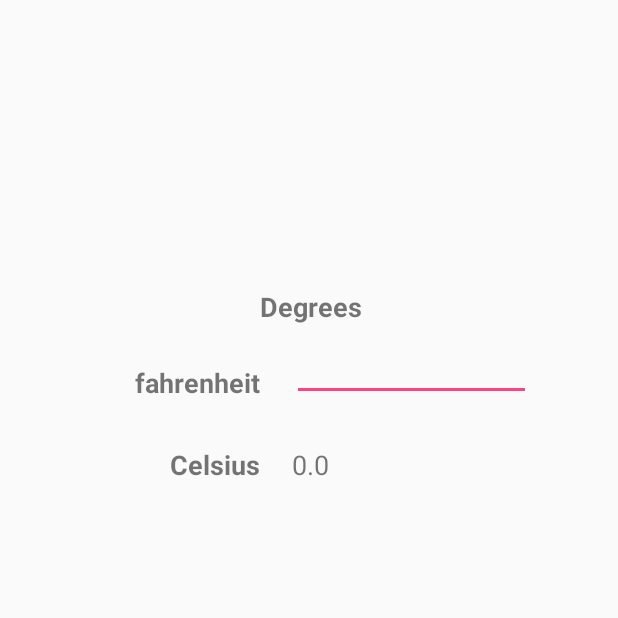
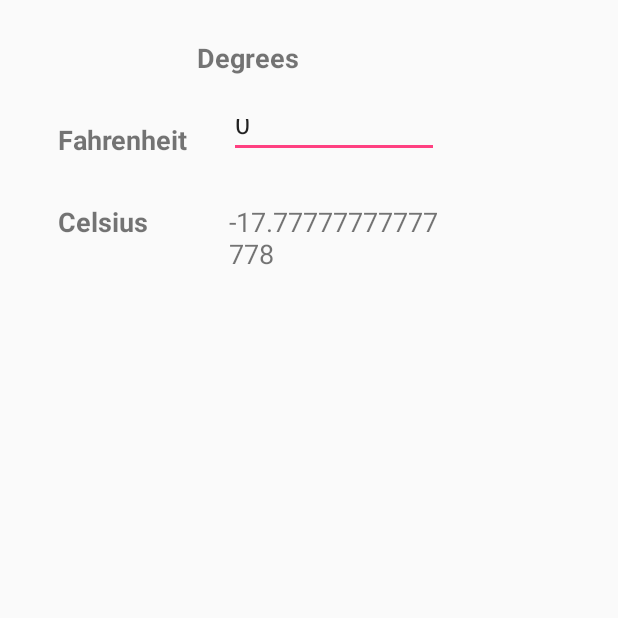
Before and after one commit to seaukara/TempConverter, an Android app: the screen it shows after launch (MainActivity), on a phone screen of 412 x 824 dp, the top half of it. Run offline under Robolectric (Android 15) with nearby library versions, the phone set to English and light mode, and no system bars.

Commit message:
Initial commit

```diff
--- a/app/src/main/java/com/sc/karamanseau/tempconverter/MainActivity.java
+++ b/app/src/main/java/com/sc/karamanseau/tempconverter/MainActivity.java
@@ -10,7 +10,7 @@ import android.widget.EditText;
 import android.widget.TextView;
 import android.widget.TextView.OnEditorActionListener;
 import android.content.SharedPreferences.Editor;
-
+import java.text.DecimalFormat;
 
 public class MainActivity extends Activity
         implements OnEditorActionListener {
@@ -43,7 +43,7 @@ public class MainActivity extends Activity
     public void onPause() {
         // save the instance variables
         Editor editor = savedValues.edit();
-        editor.putString("fahrenheit", fahrenheit);
+        editor.putString("fahrenheit", "");
         editor.apply();
 
         super.onPause();
@@ -55,7 +55,7 @@ public class MainActivity extends Activity
         super.onResume();
 
         // get the instance variables
-        fahrenheit = savedValues.getString("fahrenheit", "");
+        fahrenheit = savedValues.getString("fahrenheit", "0");
 
 
         // set the bill amount on its widget
@@ -70,17 +70,30 @@ public class MainActivity extends Activity
         // get the temp in degrees fahrenheit
         fahrenheit = tempInput.getText().toString();
         double celsiusValue;
-
+        String tempOut;
         // calculate celsius
         if (fahrenheit.equals("")) {
-            celsiusValue = 0;
+
+            tempOut = "0";
         }
         else {
-            celsiusValue = ((Double.parseDouble(fahrenheit)-32)/1.8);
+            celsiusValue = ((Double.parseDouble(fahrenheit) - 32) / 1.8);
+
+            try {
+                DecimalFormat numberFormat = new DecimalFormat("#.00");
+
+
+                // display the other results with formatting
+                tempOut = Double.toString(celsiusValue);
+                if (tempOut.contains(".")) {
+                    tempOut = numberFormat.format(tempOut);
+                }
+
+            } catch (Exception e) {
+                tempOut = Double.toString(celsiusValue);
+            }
+
         }
-
-        // display the other results with formatting
-        String tempOut = Double.toString(celsiusValue);
         celsius.setText(tempOut);
 
     }
@@ -94,4 +107,6 @@ public class MainActivity extends Activity
         return false;
     }
 
+
+
 }
--- a/app/src/main/res/layout/activity_main.xml
+++ b/app/src/main/res/layout/activity_main.xml
@@ -9,10 +9,10 @@
     tools:layout_editor_absoluteX="0dp">
 
     <RelativeLayout
-        android:layout_width="343dp"
-        android:layout_height="487dp"
-        app:layout_constraintBottom_toBottomOf="parent"
-        app:layout_constraintHorizontal_bias="0.529"
+        android:layout_width="254dp"
+        android:layout_height="360dp"
+        android:layout_marginTop="26dp"
+        app:layout_constraintHorizontal_bias="0.245"
         app:layout_constraintLeft_toLeftOf="parent"
         app:layout_constraintRight_toRightOf="parent"
         app:layout_constraintTop_toTopOf="parent">
@@ -23,9 +23,9 @@
             android:layout_height="wrap_content"
             android:layout_alignParentTop="true"
             android:layout_centerHorizontal="true"
-            android:layout_marginTop="23dp"
-            android:text="Degrees"
+            android:text="@string/degrees"
             android:textAlignment="textStart"
+            app:layout_gravity="start"
             android:textSize="18sp"
             android:textStyle="bold"
             app:layout_constraintBottom_toTopOf="@+id/tempInput"
@@ -37,20 +37,21 @@
             android:id="@+id/tempInput"
             android:layout_width="159dp"
             android:layout_height="36dp"
+            android:layout_alignBottom="@+id/textView2"
+            android:layout_alignLeft="@+id/textView"
+            android:layout_alignStart="@+id/textView"
             android:layout_marginLeft="21dp"
             android:layout_marginStart="21dp"
             android:ems="10"
             android:inputType="textPersonName"
             android:textAlignment="textStart"
+            app:layout_gravity="start"
             app:layout_constraintBottom_toBottomOf="@+id/textView2"
             app:layout_constraintHorizontal_bias="0.526"
             app:layout_constraintLeft_toRightOf="@+id/textView2"
             app:layout_constraintRight_toRightOf="parent"
             app:layout_constraintTop_toTopOf="@+id/textView2"
-            app:layout_constraintVertical_bias="1.0"
-            android:layout_alignBottom="@+id/textView2"
-            android:layout_alignLeft="@+id/textView"
-            android:layout_alignStart="@+id/textView" />
+            app:layout_constraintVertical_bias="1.0" />
 
         <TextView
             android:id="@+id/textView3"
@@ -59,36 +60,39 @@
             android:layout_below="@+id/textView2"
             android:layout_marginTop="30dp"
             android:layout_toLeftOf="@+id/tempInput"
-            android:layout_toStartOf="@+id/tempInput"
-            android:text="Celsius"
+            android:text="@string/celsius"
             android:textAlignment="textStart"
+            app:layout_gravity="start"
             android:textSize="18sp"
             android:textStyle="bold"
             tools:layout_editor_absoluteX="61dp"
-            tools:layout_editor_absoluteY="215dp" />
+            tools:layout_editor_absoluteY="215dp"
+            android:layout_alignParentLeft="true"
+            android:layout_alignParentStart="true"
+            tools:ignore="RtlHardcoded" />
 
         <TextView
             android:id="@+id/celsius"
-            android:layout_width="wrap_content"
+            android:layout_width="match_parent"
             android:layout_height="wrap_content"
-            android:text="32 c"
-            android:textSize="18sp"
-            app:layout_constraintLeft_toLeftOf="@+id/tempInput"
-            tools:layout_editor_absoluteY="215dp"
             android:layout_alignBaseline="@+id/textView3"
             android:layout_alignBottom="@+id/textView3"
             android:layout_alignLeft="@+id/tempInput"
-            android:layout_alignStart="@+id/tempInput" />
+            android:layout_alignStart="@+id/tempInput"
+            android:text="@string/_32_c"
+            android:textSize="18sp"
+            app:layout_constraintLeft_toLeftOf="@+id/tempInput"
+            tools:layout_editor_absoluteY="215dp" />
 
         <TextView
             android:id="@+id/textView2"
             android:layout_width="wrap_content"
             android:layout_height="wrap_content"
+            android:layout_alignParentLeft="true"
+            android:layout_alignParentStart="true"
             android:layout_below="@+id/textView"
-            android:layout_marginTop="26dp"
-            android:layout_toLeftOf="@+id/tempInput"
-            android:layout_toStartOf="@+id/tempInput"
-            android:text="fahrenheit"
+            android:layout_marginTop="30dp"
+            android:text="@string/fahrenheit"
             android:textAllCaps="false"
             android:textSize="18sp"
             android:textStyle="bold"
--- a/app/src/main/res/values/strings.xml
+++ b/app/src/main/res/values/strings.xml
@@ -1,3 +1,7 @@
 <resources>
     <string name="app_name">TempConverter</string>
+    <string name="_32_c">32 c</string>
+    <string name="fahrenheit">Fahrenheit</string>
+    <string name="celsius">Celsius</string>
+    <string name="degrees">Degrees</string>
 </resources>
```
